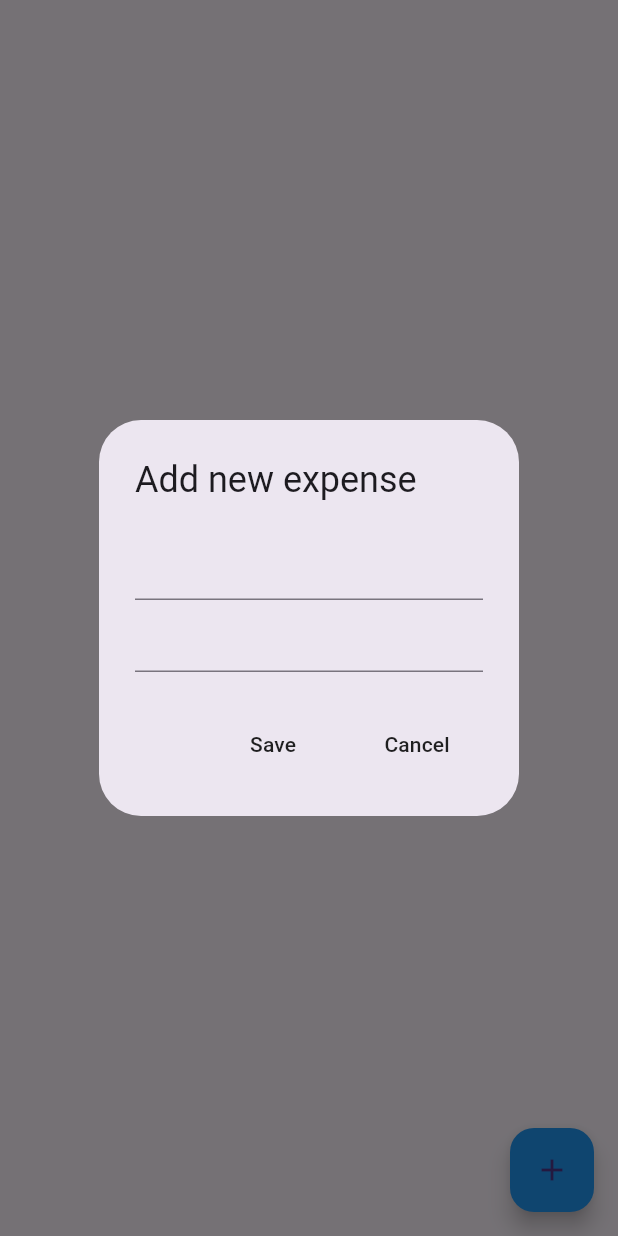
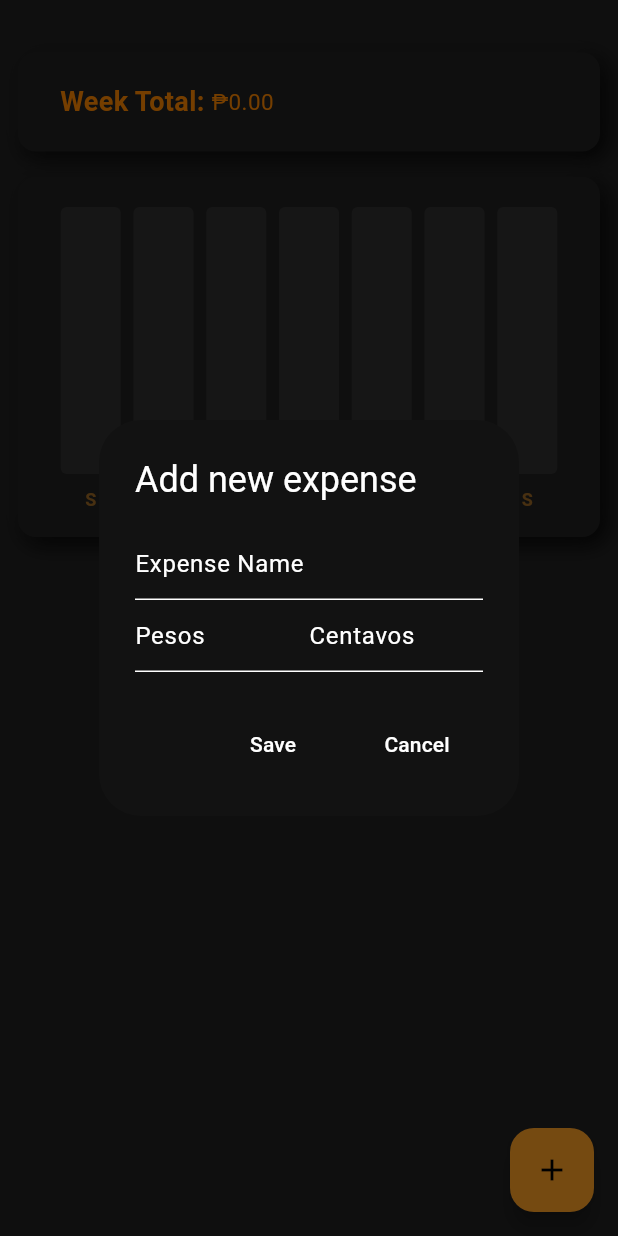
Before and after one commit to Novastiel/personal-expense-tracker, a Flutter app: the screen it shows after launch, after a tap on the "add" icon, on a phone screen of 412 x 824 dp. Run offline on Flutter 3.47's test engine with Material 3 defaults, Android fonts, the phone set to English and light mode, and no system bars; drawn by our look-alikes of fl_chart; our stand-ins replace flutter_slidable, hive_flutter; accounts and stored records are empty.

Commit message:
added db, add, clear, deleted, change color palate

```diff
--- a/personal_expense_tracker/lib/data/expense_data.dart
+++ b/personal_expense_tracker/lib/data/expense_data.dart
@@ -1,4 +1,5 @@
 import 'package:flutter/material.dart';
+import 'package:personal_expense_tracker/data/hivedb.dart';
 import 'package:personal_expense_tracker/models/expenses.dart';
 import 'package:personal_expense_tracker/datetime/date_time.dart';
 
@@ -11,11 +12,21 @@ class ExpenseData extends ChangeNotifier{
     return overallExpenseList;
   }
 
+  //display original data
+  final db = HiveDB();
+  void prepareData() {
+    if (db.readData().isNotEmpty) {
+      overallExpenseList = db.readData();
+    }
+
+  }
+
   //add
   void addNewExpense(Expense newExpense) {
     overallExpenseList.add(newExpense);
 
     notifyListeners();
+    db.saveData(overallExpenseList);
   }
 
   //delete
--- /dev/null
+++ b/personal_expense_tracker/lib/data/expense_sum.dart
@@ -0,0 +1,132 @@
+import 'package:flutter/material.dart';
+import 'package:personal_expense_tracker/data/expense_data.dart';
+import 'package:personal_expense_tracker/datetime/date_time.dart';
+import 'package:personal_expense_tracker/graphs/bar_graph.dart';
+import 'package:personal_expense_tracker/views/neubox.dart';
+import 'package:provider/provider.dart';
+
+class ExpenseSum extends StatelessWidget {
+  final DateTime startOfWeek;
+  const ExpenseSum({
+    super.key,
+    required this.startOfWeek,
+  });
+
+
+  //calculate max
+  double calculateMax(
+    ExpenseData value,
+    String sunday,
+    String monday,
+    String tuesday,
+    String wednesday,
+    String thursday,
+    String friday,
+    String saturday,
+    ) {
+      double? max = 100;
+
+      List<double> values = [
+        value.calculateDailyExpense()[sunday] ?? 0,
+        value.calculateDailyExpense()[monday] ?? 0,
+        value.calculateDailyExpense()[tuesday] ?? 0,
+        value.calculateDailyExpense()[wednesday] ?? 0,
+        value.calculateDailyExpense()[thursday] ?? 0,
+        value.calculateDailyExpense()[friday] ?? 0,
+        value.calculateDailyExpense()[saturday] ?? 0,
+      ];
+
+      //sort
+      values.sort();
+      max = values.last * 1.1;
+
+      return max == 0 ? 100 : max;
+  }
+
+  //calculate week total
+  String weekTotal(
+      ExpenseData value,
+    String sunday,
+    String monday,
+    String tuesday,
+    String wednesday,
+    String thursday,
+    String friday,
+    String saturday,
+  ) {
+    List<double> values = [
+      value.calculateDailyExpense()[sunday] ?? 0,
+      value.calculateDailyExpense()[monday] ?? 0,
+      value.calculateDailyExpense()[tuesday] ?? 0,
+      value.calculateDailyExpense()[wednesday] ?? 0,
+      value.calculateDailyExpense()[thursday] ?? 0,
+      value.calculateDailyExpense()[friday] ?? 0,
+      value.calculateDailyExpense()[saturday] ?? 0,
+    ];
+
+    double total = 0;
+    for (int i=0; i < values.length; i++) {
+      total += values[i];
+    }
+
+    return total.toStringAsFixed(2);
+  }
+
+  @override
+  Widget build(BuildContext context) {
+    //get yyyymmdd
+    String sunday = convertDateTimeToString(startOfWeek.add(Duration(days: 0)));
+    String monday = convertDateTimeToString(startOfWeek.add(Duration(days: 1)));
+    String tuesday = convertDateTimeToString(startOfWeek.add(Duration(days: 2)));
+    String wednesday = convertDateTimeToString(startOfWeek.add(Duration(days: 3)));
+    String thursday = convertDateTimeToString(startOfWeek.add(Duration(days: 4)));
+    String friday = convertDateTimeToString(startOfWeek.add(Duration(days: 5)));
+    String saturday = convertDateTimeToString(startOfWeek.add(Duration(days: 6)));
+
+
+    return Consumer<ExpenseData>(
+      builder: (context, value, child) => Column(
+        children: [
+          //total for week
+          Padding(
+            padding: const EdgeInsets.only(left: 12, right: 12, bottom: 12),
+            child: NeuBox(
+              child: Padding(
+                padding: const EdgeInsets.symmetric(horizontal: 8),
+                child: Row(
+                  children: [
+                    const Text('Week Total: ', style: TextStyle(fontSize: 18, fontWeight: FontWeight.bold, color: Color.fromARGB(255, 255, 136, 0)),
+                    ),
+
+                    Text(style: TextStyle(fontSize: 15, color: Color.fromARGB(255, 255, 136, 0)), '\₱${weekTotal(value, sunday, monday, tuesday,
+                    wednesday, thursday, friday, saturday)}'),
+                  ],
+                ),
+              ),
+            ),
+          ),
+          const SizedBox(height: 5),
+
+          Padding(
+            padding: const EdgeInsets.only(left: 12, right: 12, bottom: 12),
+            child: NeuBox(
+              child: SizedBox(
+                height: 200,
+                child: MyBarGraph(
+                  maxY: calculateMax(value, sunday, monday, tuesday, wednesday, thursday, friday, saturday),
+                  sunAmount: value.calculateDailyExpense()[sunday] ?? 0,
+                  monAmount: value.calculateDailyExpense()[monday] ?? 0,
+                  tueAmount: value.calculateDailyExpense()[tuesday] ?? 0,
+                  wedAmount: value.calculateDailyExpense()[wednesday] ?? 0,
+                  thuAmount: value.calculateDailyExpense()[thursday] ?? 0,
+                  friAmount: value.calculateDailyExpense()[friday] ?? 0,
+                  satAmount: value.calculateDailyExpense()[saturday] ?? 0,
+                ),
+              ),
+            ),
+          ),
+        ],
+      ),
+    );
+  }
+}
--- /dev/null
+++ b/personal_expense_tracker/lib/data/hivedb.dart
@@ -0,0 +1,48 @@
+import 'package:hive_flutter/hive_flutter.dart';
+import 'package:personal_expense_tracker/models/expenses.dart';
+
+class HiveDB {
+  //ref
+  final _myBox = Hive.box("database");
+
+  //write
+  void saveData(List<Expense> allExpense) {
+    List<List<dynamic>> allExpenseFormated = [];
+
+    for (var expense in allExpense) {
+      //convert item into lsit of String or dateType
+      List<dynamic> expenseFormated = [
+        expense.name,
+        expense.amount,
+        expense.dateTime,
+      ];
+      allExpenseFormated.add(expenseFormated);
+    }
+
+
+    _myBox.put("ALL_EXPENSES", allExpenseFormated);
+  }
+
+  //read
+  List<Expense> readData() {
+    List savedExpenses = _myBox.get("ALL_EXPENSES") ?? [];
+    List<Expense> allExpense = [];
+
+    for (int i = 0; i < savedExpenses.length; i++) {
+      String name = savedExpenses[i][0];
+      String amount = savedExpenses[i][1];
+      DateTime dateTime = savedExpenses[i][2];
+
+      Expense expense = Expense(
+        name: name,
+        amount: amount,
+        dateTime: dateTime,
+      );
+
+      //add expense to list
+      allExpense.add(expense);
+    }
+
+    return allExpense;
+  }
+}
--- /dev/null
+++ b/personal_expense_tracker/lib/graphs/bar.dart
@@ -0,0 +1,6 @@
+class SingleBar {
+  final int x; //x axis
+  final double y; //amount
+
+  SingleBar({required this.x, required this.y});
+}
--- /dev/null
+++ b/personal_expense_tracker/lib/graphs/bar_data.dart
@@ -0,0 +1,50 @@
+import 'package:personal_expense_tracker/graphs/bar.dart';
+
+class BarData {
+  final double sunAmount;
+  final double monAmount;
+  final double tueAmount;
+  final double wedAmount;
+  final double thuAmount;
+  final double friAmount;
+  final double satAmount;
+
+
+  List<SingleBar> barData = [];
+
+  BarData({
+    required this.sunAmount,
+    required this.monAmount,
+    required this.tueAmount,
+    required this.wedAmount,
+    required this.thuAmount,
+    required this.friAmount,
+    required this.satAmount,
+  });
+
+  // init
+  void initBarData() {
+    barData = [
+      // sun
+      SingleBar(x: 0, y: sunAmount),
+
+      // mon
+      SingleBar(x: 1, y: monAmount),
+
+      // tue
+      SingleBar(x: 2, y: tueAmount),
+
+      // wed
+      SingleBar(x: 3, y: wedAmount),
+
+      // thu
+      SingleBar(x: 4, y: thuAmount),
+
+      // fri
+      SingleBar(x: 5, y: friAmount),
+
+      // sat
+      SingleBar(x: 6, y: satAmount),
+    ];
+  }
+}
--- /dev/null
+++ b/personal_expense_tracker/lib/graphs/bar_graph.dart
@@ -0,0 +1,130 @@
+import 'package:flutter/material.dart';
+import 'package:fl_chart/fl_chart.dart';
+import 'package:personal_expense_tracker/graphs/bar_data.dart';
+
+
+
+class MyBarGraph extends StatelessWidget {
+  final double? maxY;
+  final double sunAmount;
+  final double monAmount;
+  final double tueAmount;
+  final double wedAmount;
+  final double thuAmount;
+  final double friAmount;
+  final double satAmount;
+
+  const MyBarGraph({
+    super.key,
+    required this.maxY,
+    required this.sunAmount,
+    required this.monAmount,
+    required this.tueAmount,
+    required this.wedAmount,
+    required this.thuAmount,
+    required this.friAmount,
+    required this.satAmount,
+    });
+
+  @override
+  Widget build(BuildContext context) {
+
+    //init data
+    BarData myBarData = BarData(
+      sunAmount: sunAmount,
+      monAmount: monAmount,
+      tueAmount: tueAmount,
+      wedAmount: wedAmount,
+      thuAmount: thuAmount,
+      friAmount: friAmount,
+      satAmount: satAmount
+    );
+
+    myBarData.initBarData();
+
+
+
+    return BarChart(
+      BarChartData(
+        maxY: maxY,
+        minY: 0,
+        titlesData: FlTitlesData(
+          show: true,
+          topTitles: AxisTitles(sideTitles: SideTitles(showTitles: false)),
+          leftTitles: AxisTitles(sideTitles: SideTitles(showTitles: false)),
+          rightTitles: AxisTitles(sideTitles: SideTitles(showTitles: false)),
+          bottomTitles: AxisTitles(
+            sideTitles: SideTitles(
+              showTitles: true,
+              getTitlesWidget: getBottomTitles,
+            )
+          ),
+        ),
+        gridData: FlGridData(show: false),
+        borderData: FlBorderData(show: false),
+        barGroups: myBarData.barData
+          .map((data) => BarChartGroupData(
+
+            x: data.x,
+            barRods: [
+              BarChartRodData(
+                toY: data.y,
+                color: const Color.fromARGB(255, 255, 161, 38),
+                width: 40,
+                borderRadius: BorderRadius.circular(4),
+                backDrawRodData: BackgroundBarChartRodData(
+                  show: true,
+                  toY: maxY,
+                  color: Colors.grey[850],
+                )
+              ),
+            ],
+          ),
+        )
+        .toList(),
+
+      )
+    );
+  }
+}
+
+
+Widget getBottomTitles(double value, TitleMeta axisSide) {
+  const style = TextStyle(
+    color : Color.fromARGB(141, 255, 161, 38),
+    fontWeight: FontWeight.bold,
+    fontSize: 12,
+  );
+  Widget text;
+  switch (value.toInt()) {
+    case 0:
+      text = const Text('S', style: style);
+      break;
+    case 1:
+      text = const Text('M', style: style);
+      break;
+    case 2:
+      text = const Text('T', style: style);
+      break;
+    case 3:
+      text = const Text('W', style: style);
+      break;
+    case 4:
+      text = const Text('TH', style: style);
+      break;
+    case 5:
+      text = const Text('F', style: style);
+      break;
+    case 6:
+      text = const Text('S', style: style);
+      break;
+    default:
+      text = const Text('', style: style);
+      break;
+  }
+
+  return SideTitleWidget(
+    meta: axisSide,
+    child: text,
+  );
+}
--- a/personal_expense_tracker/lib/main.dart
+++ b/personal_expense_tracker/lib/main.dart
@@ -1,19 +1,30 @@
 import 'package:flutter/material.dart';
+import 'package:hive_flutter/hive_flutter.dart';
 import 'package:personal_expense_tracker/pages/home_page.dart';
 import 'package:personal_expense_tracker/themes/dark.dart';
-import 'package:personal_expense_tracker/themes/light.dart';
-import 'package:personal_expense_tracker/themes/theme_provider.dart';
 import 'package:provider/provider.dart';
 import 'package:personal_expense_tracker/data/expense_data.dart';
+import 'package:personal_expense_tracker/themes/theme_provider.dart';
 
 
-void main() {
+void main() async {
+  //init hive
+  await Hive.initFlutter();
+
+  //open hive
+  await Hive.openBox("database");
+
+
+
   runApp(
-    ChangeNotifierProvider(
-      create: (context) => ThemeProvider(),
+    /* const MainApp() */
+    MultiProvider(
+      providers: [
+        ChangeNotifierProvider(create: (context) => ThemeProvider()),
+      ],
       child: const MainApp(),
-    )
-  );
+      )
+    );
 }
 
 class MainApp extends StatelessWidget {
@@ -23,8 +34,9 @@ class MainApp extends StatelessWidget {
   Widget build(BuildContext context) {
     return ChangeNotifierProvider(
       create: (context) => ExpenseData(),
-      builder: (context, child) => const MaterialApp(
+      builder: (context, child) => MaterialApp(
         home: HomePage(),
+        theme: darkMode,
       ),
     );
   }
--- a/personal_expense_tracker/lib/pages/home_page.dart
+++ b/personal_expense_tracker/lib/pages/home_page.dart
@@ -1,8 +1,10 @@
 import 'package:flutter/material.dart';
+import 'package:personal_expense_tracker/data/expense_sum.dart';
 import 'package:personal_expense_tracker/models/expenses.dart';
-import 'package:personal_expense_tracker/themes/theme_provider.dart';
+import 'package:personal_expense_tracker/views/expense_tile.dart';
 import 'package:provider/provider.dart';
 import 'package:personal_expense_tracker/data/expense_data.dart';
+
 
 class HomePage extends StatefulWidget {
   const HomePage({super.key});
@@ -14,7 +16,16 @@ class HomePage extends StatefulWidget {
 class _HomePageState extends State<HomePage> {
   //editing control
   final newExpenseNameController = TextEditingController();
-  final newExpenseAmountController = TextEditingController();
+  final newExpensePesosController = TextEditingController();
+  final newExpenseCentavosController = TextEditingController();
+
+  @override
+  void initState() {
+    super.initState();
+
+    //prepare and display on startup
+    Provider.of<ExpenseData>(context, listen: false).prepareData();
+  }
 
 
   //add
@@ -29,14 +40,41 @@ class _HomePageState extends State<HomePage> {
             //name
             TextField(
               controller: newExpenseNameController,
+              decoration: const InputDecoration(
+                hintText: "Expense Name",
+
+              ),
             ),
 
             //amount
-            TextField(
-              controller: newExpenseAmountController,
+            Row(
+              children: [
+                //pesos
+                Expanded(
+                  child: TextField(
+                    controller: newExpensePesosController,
+                    keyboardType: TextInputType.number,
+                    decoration: InputDecoration(
+                      hintText: "Pesos"
+                    ),
+                  ),
+                ),
+
+                //centavos
+                Expanded(
+                  child: TextField(
+                    controller: newExpenseCentavosController,
+                    keyboardType: TextInputType.number,
+                    decoration: InputDecoration(
+                      hintText: "Centavos"
+                    ),
+                  ),
+                ),
+              ],
             ),
           ],
         ),
+
         actions: [
           //save
           MaterialButton(
@@ -58,10 +96,13 @@ class _HomePageState extends State<HomePage> {
 
   //save
   void save() {
+    //combine into a string
+    String amount = '${newExpensePesosController.text}.${newExpenseCentavosController.text}';
+
     //create expense item
     Expense newExpense = Expense(
       name: newExpenseNameController.text,
-      amount: newExpenseAmountController.text,
+      amount: amount,
       dateTime: DateTime.now(),
     );
 
@@ -69,6 +110,11 @@ class _HomePageState extends State<HomePage> {
 
     Navigator.pop(context);
     clear();
+  }
+
+  //delete
+  void deleteExpense(Expense expense) {
+    Provider.of<ExpenseData>(context, listen: false).deleteExpense(expense);
   }
 
   //cancel
@@ -80,8 +126,10 @@ class _HomePageState extends State<HomePage> {
   //clear
   void clear() {
     newExpenseNameController.clear();
-    newExpenseAmountController.clear();
+    newExpensePesosController.clear();
+    newExpenseCentavosController.clear();
   }
+
 
   @override
   Widget build(BuildContext context) {
@@ -89,24 +137,33 @@ class _HomePageState extends State<HomePage> {
       builder: (context, value, child) => Scaffold(
         backgroundColor: Theme.of(context).colorScheme.background,
         floatingActionButton: FloatingActionButton(
-          backgroundColor: Colors.blue,
+          backgroundColor: Color.fromARGB(255, 255, 161, 38),
           onPressed: addnewExpense,
           child: Icon (Icons.add),
-          ),
+        ),
+        body : ListView(children: [
 
-        body : ListView.builder(
-          itemCount: value.getAllExpenseList().length,
-          itemBuilder: (context, index) => ListTile(
-            title: Text(value.getAllExpenseList()[index].name),
-            subtitle: Text(value.getAllExpenseList()[index].dateTime.toString()),
-            trailing: Text(
-              style: TextStyle(
-                fontSize: 15,
-              ),
-              '\$' + value.getAllExpenseList()[index].amount,
+          const SizedBox(height: 35),
+
+          //weekly sum
+          ExpenseSum(startOfWeek: value.startOfWeekDate()),
+
+          const SizedBox(height: 35),
+
+          //expense list
+          ListView.builder(
+            shrinkWrap: true,
+            physics: const NeverScrollableScrollPhysics(),
+            itemCount: value.getAllExpenseList().length,
+            itemBuilder: (context, index) => ExpenseTile(
+              name: value.getAllExpenseList()[index].name,
+              amount: value.getAllExpenseList()[index].amount,
+              dateTime: value.getAllExpenseList()[index].dateTime,
+              deleteTapped: (p0) =>
+                deleteExpense(value.getAllExpenseList()[index]),
             ),
-          ),
-        ),
+          )
+        ]),
       ),
     );
   }
--- a/personal_expense_tracker/lib/themes/theme_provider.dart
+++ b/personal_expense_tracker/lib/themes/theme_provider.dart
@@ -1,6 +1,6 @@
 import 'package:flutter/material.dart';
 import 'package:personal_expense_tracker/themes/dark.dart';
-import 'package:personal_expense_tracker/themes/light.dart';
+/* import 'package:personal_expense_tracker/themes/light.dart'; */
 
 
 class ThemeProvider extends ChangeNotifier {
@@ -22,11 +22,11 @@ class ThemeProvider extends ChangeNotifier {
   }
 
   //toggle
-  void toggleTheme() {
+/*   void toggleTheme() {
     if (_themeData == lightMode) {
       themeData = darkMode;
     } else {
       themeData = lightMode;
     }
-  }
+  } */
 }
--- /dev/null
+++ b/personal_expense_tracker/lib/views/expense_tile.dart
@@ -0,0 +1,45 @@
+import 'package:flutter/material.dart';
+import 'package:flutter_slidable/flutter_slidable.dart';
+
+
+// ignore: must_be_immutable
+class ExpenseTile extends StatelessWidget {
+  final String name;
+  final String amount;
+  final DateTime dateTime;
+  void Function(BuildContext)? deleteTapped;
+
+
+  ExpenseTile({
+    super.key,
+    required this.name,
+    required this.amount,
+    required this.dateTime,
+    required this.deleteTapped,
+  });
+
+
+  @override
+  Widget build(BuildContext context) {
+    return Slidable(
+      endActionPane: ActionPane(
+        motion: const StretchMotion(),
+        children: [
+          //delete button
+          SlidableAction(
+            onPressed: deleteTapped,
+            icon: Icons.delete,
+          ),
+        ],
+      ),
+      child: ListTile(
+        textColor: Color.fromARGB(255, 255, 136, 0),
+        title: Text(name),
+        subtitle: Text('${dateTime.day} / ${dateTime.month} / ${dateTime.year}'),
+        trailing: Text(
+          style: TextStyle(fontSize: 20),
+           '₱$amount'),
+      ),
+    );
+  }
+}
--- a/personal_expense_tracker/lib/ui/neubox.dart
+++ b/personal_expense_tracker/lib/views/neubox.dart
@@ -1,6 +1,5 @@
 import 'package:flutter/material.dart';
-import 'package:personal_expense_tracker/themes/theme_provider.dart';
-import 'package:provider/provider.dart';
+
 
 class NeuBox extends StatelessWidget {
   final Widget child;
@@ -9,8 +8,6 @@ class NeuBox extends StatelessWidget {
   @override
   Widget build(BuildContext context) {
 
-    bool darkMode = Provider.of<ThemeProvider>(context).isDarkMode;
-
     return Container(
       decoration: BoxDecoration(
         color: Theme.of(context).colorScheme.background,
@@ -18,19 +15,19 @@ class NeuBox extends StatelessWidget {
         boxShadow: [
           // Subtle shadow
           BoxShadow(
-            color: darkMode ? Colors.black : Colors.grey.shade600,
+            color: Colors.black,
             offset: const Offset(4, 4),
-            blurRadius: 12,
+            blurRadius: 12
           ),
 
           BoxShadow(
-            color: darkMode ? Colors.grey.shade900 : Colors.white,
+            color:Colors.grey.shade900,
             offset: const Offset(-4, -4),
             blurRadius: 12,
           ),
         ],
       ),
-      padding: const EdgeInsets.all(15),
+      padding: const EdgeInsets.all(20),
       child: child,
     );
   }
--- a/personal_expense_tracker/pubspec.yaml
+++ b/personal_expense_tracker/pubspec.yaml
@@ -10,6 +10,10 @@ dependencies:
   flutter:
     sdk: flutter
   provider: ^6.1.5+1
+  fl_chart: ^1.1.1
+  hive: ^2.2.3
+  hive_flutter: ^1.1.0
+  flutter_slidable: ^1.2.0
 
 dev_dependencies:
   flutter_test:
```
Also changed, not shown: personal_expense_tracker/lib/themes/light.dart (line endings or trailing spaces), personal_expense_tracker/pubspec.lock, 1 other file.
